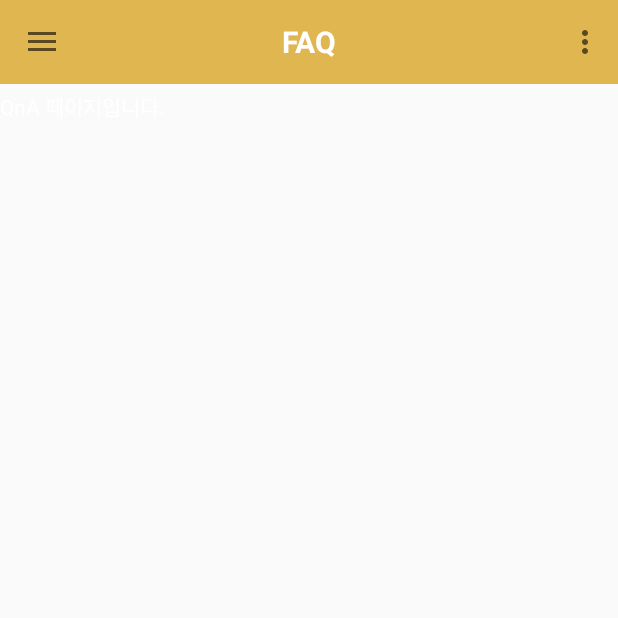
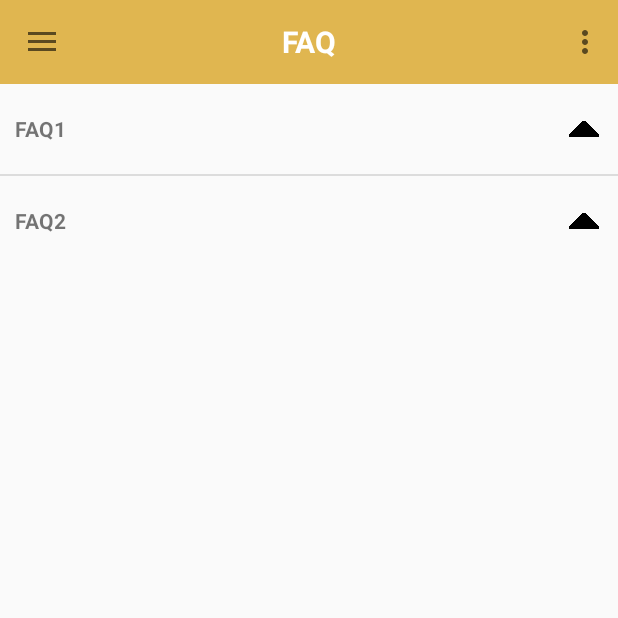
Before and after one commit to hyunajin/JustTrustMe, an Android app: the FAQ screen opened directly, with no data from a screen before it, on a phone screen of 412 x 824 dp, the top half of it. Run offline under Robolectric (Android 15) with nearby library versions, the phone set to English and light mode, and no system bars.

Commit message:
faq
확장리스트뷰로 faq 기능 구현

```diff
--- /dev/null
+++ b/JustTrustMe/app/src/main/java/com/example/asus/justtrustme/Child.java
@@ -0,0 +1,15 @@
+package com.example.asus.justtrustme;
+
+public class Child {
+
+    private String content;
+
+    public Child(String content) {
+        this.content = content;
+    }
+
+    String getContent() {
+        return this.content;
+    }
+
+}
--- a/JustTrustMe/app/src/main/java/com/example/asus/justtrustme/FAQ.java
+++ b/JustTrustMe/app/src/main/java/com/example/asus/justtrustme/FAQ.java
@@ -1,21 +1,27 @@
 package com.example.asus.justtrustme;
 
 import android.content.Intent;
+import android.os.Bundle;
 import android.support.annotation.NonNull;
 import android.support.design.widget.NavigationView;
 import android.support.v4.view.GravityCompat;
 import android.support.v4.widget.DrawerLayout;
 import android.support.v7.app.ActionBarDrawerToggle;
 import android.support.v7.app.AppCompatActivity;
-import android.os.Bundle;
 import android.support.v7.widget.Toolbar;
 import android.view.Menu;
 import android.view.MenuItem;
+import android.widget.ExpandableListView;
+
+import java.util.Vector;
 
 public class FAQ extends AppCompatActivity implements NavigationView.OnNavigationItemSelectedListener{
     DrawerLayout drawer;
     Toolbar toolbar;
     NavigationView navigationView;
+
+    private ExpandableListView parentListView;
+
     @Override
     protected void onCreate(Bundle savedInstanceState) {
         super.onCreate(savedInstanceState);
@@ -24,13 +30,34 @@ public class FAQ extends AppCompatActivity implements NavigationView.OnNavigatio
         toolbar = findViewById(R.id.toolbar);
         setSupportActionBar(toolbar);
 
-        drawer = findViewById(R.id.drawer_layout_qna);
+        drawer = findViewById(R.id.drawer_layout_faq);
         ActionBarDrawerToggle toggle = new ActionBarDrawerToggle(
                 this, drawer, toolbar, R.string.navigation_drawer_open, R.string.navigation_drawer_close);
         drawer.setDrawerListener(toggle);
         toggle.syncState();
         navigationView = findViewById(R.id.nav_view);
         navigationView.setNavigationItemSelectedListener(this);
+
+        Vector<ParentData> data = new Vector<>();
+
+        parentListView = (ExpandableListView) findViewById(R.id.parentListView);
+
+        ParentData parentData1 = new ParentData("FAQ1");
+
+        parentData1.child.add(new Child("안녕하세요 공지사항입니다."));
+
+        data.add(parentData1);
+
+        ParentData parentData2 = new ParentData("FAQ2");
+
+        parentData2.child.add(new Child("호엥"));
+
+        data.add(parentData2);
+
+        ParentAdapter adapter = new ParentAdapter(this, data);
+
+        parentListView.setAdapter(adapter);
+
     }
 
     @Override
--- /dev/null
+++ b/JustTrustMe/app/src/main/java/com/example/asus/justtrustme/ParentAdapter.java
@@ -0,0 +1,164 @@
+package com.example.asus.justtrustme;
+
+import android.content.Context;
+import android.view.LayoutInflater;
+import android.view.View;
+import android.view.ViewGroup;
+import android.widget.BaseExpandableListAdapter;
+import android.widget.ImageView;
+import android.widget.TextView;
+
+import java.util.Vector;
+
+public class ParentAdapter extends BaseExpandableListAdapter {
+
+    private static final int PARENT_ROW = R.layout.activity_parent_row;
+    private static final int CHILD_ROW = R.layout.activity_child;
+    private Context context;
+    private Vector<ParentData> data;
+    private LayoutInflater inflater = null;
+    private ViewHolder viewHolder = null;
+
+    public ParentAdapter(Context context, Vector<ParentData> data){
+        this.data = data;
+        this.context = context;
+        this.inflater =
+                (LayoutInflater)context.getSystemService(Context.LAYOUT_INFLATER_SERVICE);
+    }
+
+    @Override
+
+    public View getGroupView(int groupPosition,
+                             boolean isExpanded, View convertView, ViewGroup parent) {
+        View v = convertView;
+
+        if(v == null){
+            viewHolder = new ViewHolder();
+            v = inflater.inflate(R.layout.activity_parent_row, parent, false);
+            viewHolder.title = (TextView) v.findViewById(R.id.faq_title);
+            viewHolder.iv_image = (ImageView) v.findViewById(R.id.iv_image);
+            v.setTag(viewHolder);
+        }else{
+            viewHolder = (ViewHolder)v.getTag();
+        }
+
+        // 그룹을 펼칠때와 닫을때 아이콘을 변경해 준다.
+        if(isExpanded){
+            viewHolder.iv_image.setBackgroundResource(R.drawable.sort_down);
+        }else{
+            viewHolder.iv_image.setBackgroundResource(R.drawable.sort_up);
+        }
+
+        viewHolder.title.setText(data.get(groupPosition).getTitle());
+
+        return v;
+
+    }
+
+
+
+    @Override
+
+    public View getChildView(int groupPosition, int childPosition,
+                             boolean isLastChild, View convertView, ViewGroup parent) {
+        View v = convertView;
+
+        if(v == null){
+            viewHolder = new ViewHolder();
+            v = inflater.inflate(R.layout.activity_child, null);
+            viewHolder.content = (TextView) v.findViewById(R.id.faq_content);
+            v.setTag(viewHolder);
+        }else{
+            viewHolder = (ViewHolder)v.getTag();
+        }
+
+        viewHolder.content.setText(data.get(groupPosition).child.get(childPosition).getContent());
+
+        return v;
+
+    }
+
+    @Override
+
+    public int getGroupCount() {
+
+        return data.size();
+
+    }
+
+
+
+    @Override
+
+    public int getChildrenCount(int groupPosition) {
+
+        return data.get(groupPosition).child.size();
+
+    }
+
+
+
+    @Override
+
+    public Object getGroup(int groupPosition) {
+
+        return data.get(groupPosition);
+
+    }
+
+
+
+    @Override
+
+    public Object getChild(int groupPosition, int childPosition) {
+
+        return data.get(groupPosition).child.get(childPosition);
+
+    }
+
+
+
+    @Override
+
+    public long getGroupId(int groupPosition) {
+
+        return groupPosition;
+
+    }
+
+
+
+    @Override
+
+    public long getChildId(int groupPosition, int childPosition) {
+
+        return childPosition;
+
+    }
+
+
+
+    @Override
+
+    public boolean hasStableIds() {
+
+        return true;
+
+    }
+
+
+
+    @Override
+
+    public boolean isChildSelectable(int groupPosition, int childPosition) {
+
+        return true;
+
+    }
+
+    class ViewHolder {
+        public ImageView iv_image;
+        public TextView title;
+        public TextView content;
+    }
+}
--- /dev/null
+++ b/JustTrustMe/app/src/main/java/com/example/asus/justtrustme/ParentData.java
@@ -0,0 +1,24 @@
+package com.example.asus.justtrustme;
+
+import java.util.Vector;
+
+public class ParentData {
+
+    private String title;
+    public Vector<Child> child;
+
+    public ParentData(String title) {
+
+        this.title= title;
+
+        child = new Vector<>();
+
+    }
+
+    String getTitle() {
+
+        return this.title;
+
+    }
+
+}
--- /dev/null
+++ b/JustTrustMe/app/src/main/res/layout/activity_child.xml
@@ -0,0 +1,20 @@
+<?xml version="1.0" encoding="utf-8"?>
+<android.support.constraint.ConstraintLayout xmlns:android="http://schemas.android.com/apk/res/android"
+    xmlns:app="http://schemas.android.com/apk/res-auto"
+    xmlns:tools="http://schemas.android.com/tools"
+    android:layout_width="match_parent"
+    android:layout_height="match_parent">
+    <LinearLayout xmlns:android="http://schemas.android.com/apk/res/android"
+        android:orientation="horizontal"
+        android:background="#FFF2CC"
+        android:layout_width="match_parent"
+        android:layout_height="wrap_content">
+
+        <TextView
+            android:id="@+id/faq_content"
+            android:layout_width="wrap_content"
+            android:layout_height="wrap_content"/>
+
+    </LinearLayout>
+
+</android.support.constraint.ConstraintLayout>
--- a/JustTrustMe/app/src/main/res/layout/activity_faq.xml
+++ b/JustTrustMe/app/src/main/res/layout/activity_faq.xml
@@ -1,15 +1,9 @@
 <?xml version="1.0" encoding="utf-8"?>
 <android.support.v4.widget.DrawerLayout xmlns:android="http://schemas.android.com/apk/res/android"
-    android:id="@+id/drawer_layout_qna"
+    android:id="@+id/drawer_layout_faq"
     android:layout_width="match_parent"
     android:layout_height="match_parent"
     xmlns:app="http://schemas.android.com/apk/res-auto">
-    <TextView
-        android:layout_width="wrap_content"
-        android:layout_height="wrap_content"
-        android:text="QnA 페이지입니다."
-        android:textColor="@android:color/white"
-        android:layout_marginTop="60dp"/>
 
     <LinearLayout xmlns:android="http://schemas.android.com/apk/res/android"
         xmlns:app="http://schemas.android.com/apk/res-auto"
@@ -36,6 +30,13 @@
                 android:textSize="20sp"
                 android:textStyle="bold" />
         </android.support.v7.widget.Toolbar>
+
+        <ExpandableListView
+            android:layout_width="match_parent"
+            android:layout_height="wrap_content"
+            android:groupIndicator="@null"
+            android:id="@+id/parentListView" />
+
     </LinearLayout>
 
     <android.support.design.widget.NavigationView
--- /dev/null
+++ b/JustTrustMe/app/src/main/res/layout/activity_parent_row.xml
@@ -0,0 +1,28 @@
+<?xml version="1.0" encoding="utf-8"?>
+<android.support.constraint.ConstraintLayout xmlns:android="http://schemas.android.com/apk/res/android"
+    xmlns:app="http://schemas.android.com/apk/res-auto"
+    xmlns:tools="http://schemas.android.com/tools"
+    android:layout_width="match_parent"
+    android:layout_height="match_parent">
+    <LinearLayout xmlns:android="http://schemas.android.com/apk/res/android"
+        android:orientation="horizontal"
+        android:layout_width="match_parent"
+        android:layout_height="60dp">
+
+        <TextView
+            android:id="@+id/faq_title"
+            android:textStyle="bold"
+            android:layout_marginLeft="10dp"
+            android:layout_gravity="center"
+            android:layout_width="wrap_content"
+            android:layout_height="wrap_content"/>
+
+        <ImageView
+            android:id="@+id/iv_image"
+            android:layout_gravity="center"
+            android:layout_marginLeft="335dp"
+            android:layout_width="20dp"
+            android:layout_height="20dp" />
+    </LinearLayout>
+
+</android.support.constraint.ConstraintLayout>
```
Also changed, not shown: JustTrustMe/app/src/main/res/drawable/sort_down.png (added), JustTrustMe/app/src/main/res/drawable/sort_up.png (added).
